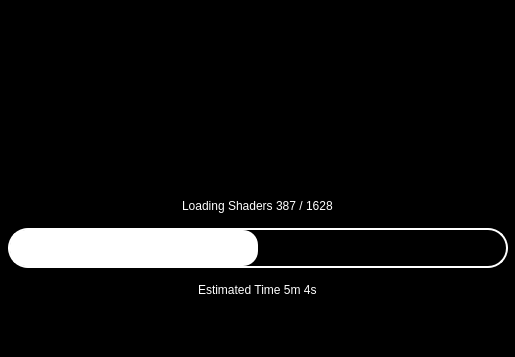
This is src/suyu/loading_screen.ui in liudonghua123/suyu as Qt 5 draws it before an edit; both pictures show x 115 to 630 and y 0 to 357 of the 746 by 495 pixel window. The edited form follows.
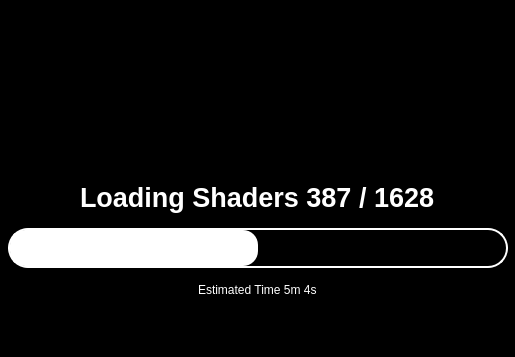
This is the edited form.

Commit message: Hide logos change font

The edit to the form file:
```diff
--- a/src/suyu/loading_screen.ui
+++ b/src/suyu/loading_screen.ui
@@ -79,6 +79,15 @@
             <verstretch>0</verstretch>
            </sizepolicy>
           </property>
+          <property name="font">
+           <font>
+            <family>Ubuntu</family>
+            <pointsize>20</pointsize>
+            <italic>false</italic>
+            <bold>true</bold>
+            <kerning>true</kerning>
+           </font>
+          </property>
           <property name="styleSheet">
            <string notr="true">background-color: black; color: white;
 font: 75 20pt &quot;Arial&quot;;</string>
```
Left out of the diff: 4 changed lines with no effect on the pictures. The commit also changes 1 other file.
